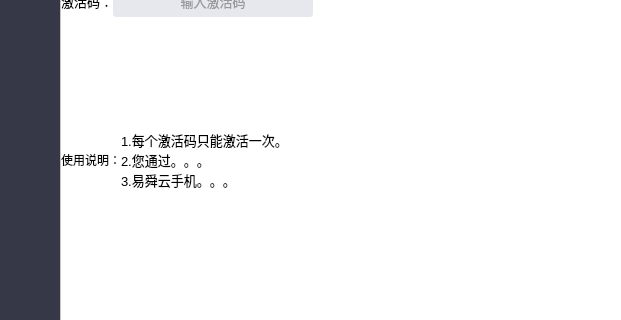
First picture: the form in mainwindow.ui, repository ZhouMei20220810/TEST, before the edit; both pictures show x 0 to 621 and y 220 to 540 of the 1366 by 768 pixel window.
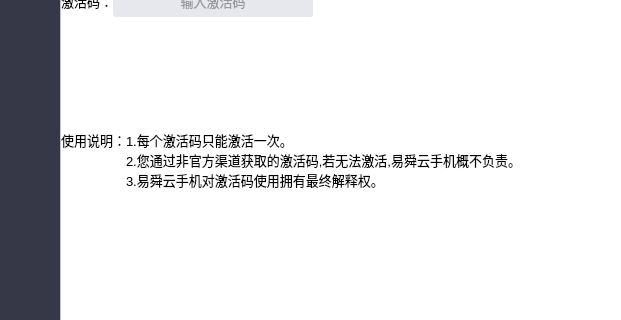
Second picture: the form after the edit. The open tabs and pages were chosen to show the change. Icons and pictures are not drawn.

Commit message: 调整激活码UI

Diff of the .ui file:
```diff
--- a/mainwindow.ui
+++ b/mainwindow.ui
@@ -2391,9 +2391,17 @@
               <layout class="QHBoxLayout" name="horizontalLayout_9">
                <item>
                 <widget class="QLabel" name="label_5">
+                 <property name="font">
+                  <font>
+                   <pointsize>10</pointsize>
+                  </font>
+                 </property>
                  <property name="text">
                   <string>使用说明：</string>
                  </property>
+                 <property name="alignment">
+                  <set>Qt::AlignLeading|Qt::AlignLeft|Qt::AlignTop</set>
+                 </property>
                 </widget>
                </item>
                <item>
@@ -2405,8 +2413,8 @@
                  </property>
                  <property name="text">
                   <string>1.每个激活码只能激活一次。
-2.您通过。。。
-3.易舜云手机。。。</string>
+2.您通过非官方渠道获取的激活码,若无法激活,易舜云手机概不负责。
+3.易舜云手机对激活码使用拥有最终解释权。</string>
                  </property>
                 </widget>
                </item>
```
